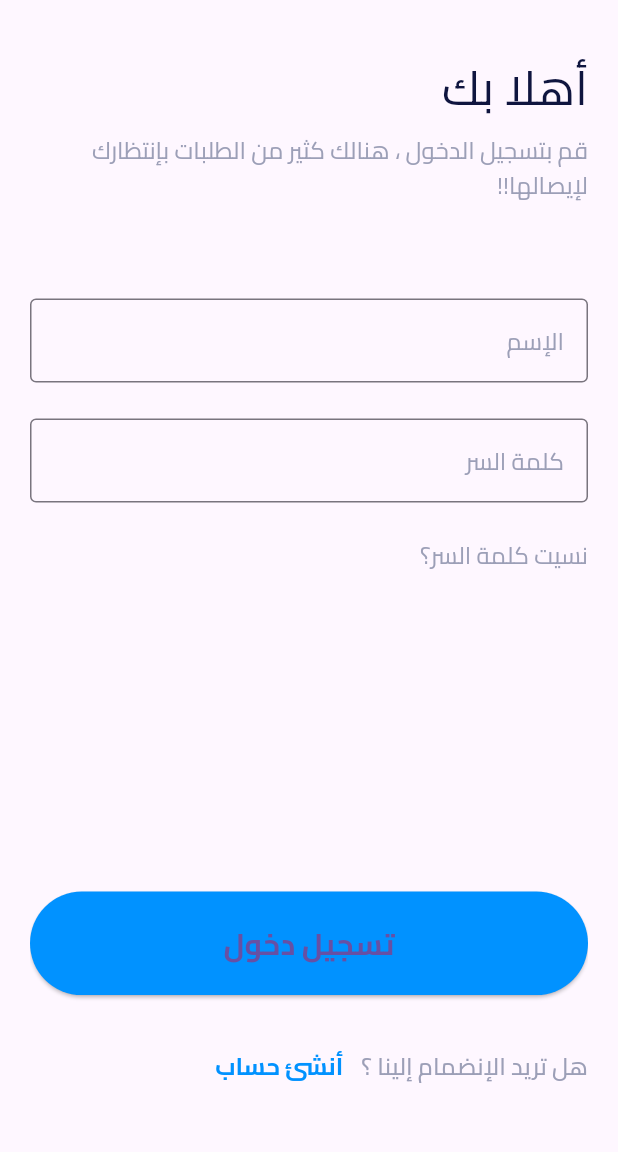
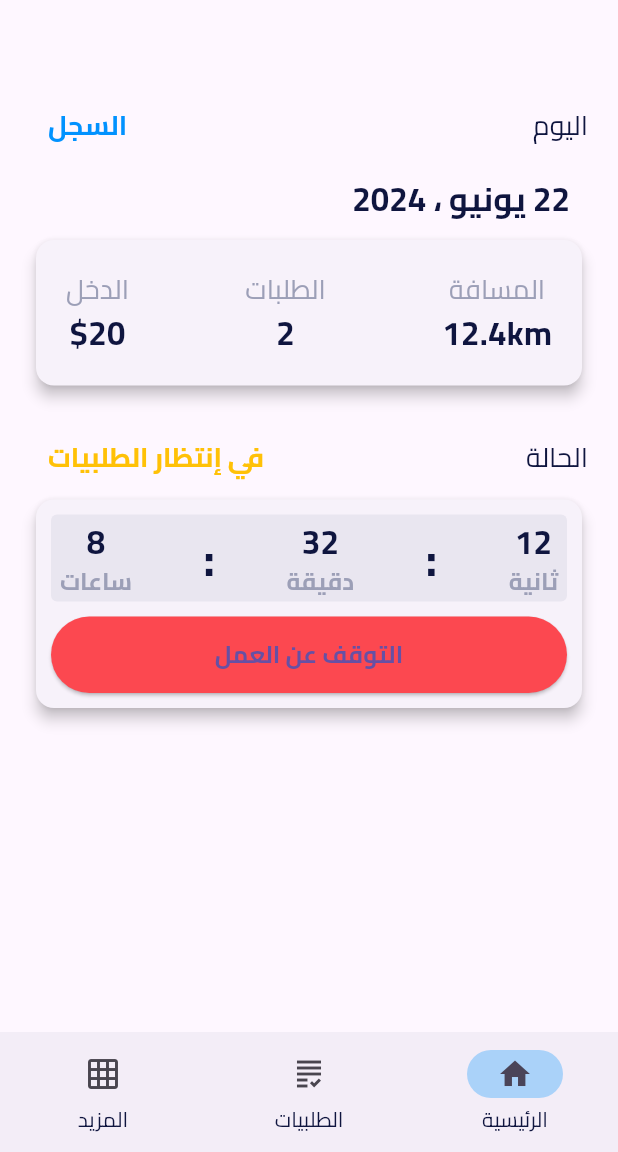
Before and after one commit to monzerabdullah/deliver_it_captin, a Flutter app: the screen it shows after launch, on a phone screen of 412 x 824 dp, the part 84-1236 px from its top. Run offline on Flutter 3.47's test engine with Material 3 defaults, Android fonts, the phone set to English and light mode, and no system bars; our stand-ins replace dotted_border, flutter_svg, smooth_page_indicator.

Commit message:
make basic navigation as navigation views

```diff
--- a/lib/constants.dart
+++ b/lib/constants.dart
@@ -8,3 +8,5 @@ const kPrimary = Color(0xFF0192ff);
 const kPrimaryText = Color(0xFF0F153F);
 
 const kSecondaryText = Color(0xFF9C9FB7);
+
+const kRed = Color(0xFFFC4850);
--- a/lib/main.dart
+++ b/lib/main.dart
@@ -1,15 +1,25 @@
 import 'package:deliver_it_captin/constants.dart';
+import 'package:deliver_it_captin/views/home_view.dart';
 import 'package:deliver_it_captin/views/login_view.dart';
+import 'package:deliver_it_captin/views/more_view.dart';
+import 'package:deliver_it_captin/views/orders_view.dart';
 import 'package:deliver_it_captin/widgets/nav_drawer.dart';
+import 'package:deliver_it_captin/widgets/view_selector.dart';
 import 'package:flutter/material.dart';
 
 void main() {
   runApp(const MyApp());
 }
 
-class MyApp extends StatelessWidget {
+class MyApp extends StatefulWidget {
   const MyApp({super.key});
 
+  @override
+  State<MyApp> createState() => _MyAppState();
+}
+
+class _MyAppState extends State<MyApp> {
+  int selectedIndex = 0;
   @override
   Widget build(BuildContext context) {
     return MaterialApp(
@@ -21,8 +31,35 @@ class MyApp extends StatelessWidget {
           appBar: AppBar(
             title: const Text('الرئيسية'),
           ),
-          body: const LoginView(),
+          body: const [
+            HomeView(),
+            Orders(),
+            MoreView(),
+          ][selectedIndex],
           drawer: const NavDrawer(),
+          bottomNavigationBar: NavigationBar(
+            selectedIndex: selectedIndex,
+            onDestinationSelected: (index) {
+              setState(() {
+                selectedIndex = index;
+              });
+            },
+            destinations: const [
+              NavigationDestination(
+                icon: Icon(Icons.home_outlined),
+                selectedIcon: Icon(Icons.home),
+                label: 'الرئيسية',
+              ),
+              NavigationDestination(
+                icon: Icon(Icons.grading),
+                label: 'الطلبيات',
+              ),
+              NavigationDestination(
+                icon: Icon(Icons.grid_on_outlined),
+                label: 'المزيد',
+              )
+            ],
+          ),
         ),
       ),
       theme: ThemeData(
@@ -43,6 +80,15 @@ class MyApp extends StatelessWidget {
             color: kPrimaryText,
           ),
         ),
+        navigationBarTheme: NavigationBarThemeData(
+          indicatorColor: kPrimary.withOpacity(.3),
+          labelTextStyle: const MaterialStatePropertyAll(
+            TextStyle(
+              fontFamily: 'Cairo',
+              color: kPrimaryText,
+            ),
+          ),
+        ),
       ),
     );
   }
--- /dev/null
+++ b/lib/views/home_view.dart
@@ -0,0 +1,92 @@
+import 'package:deliver_it_captin/constants.dart';
+import 'package:deliver_it_captin/widgets/day_data.dart';
+import 'package:deliver_it_captin/widgets/work_timer.dart';
+import 'package:flutter/material.dart';
+
+class HomeView extends StatelessWidget {
+  const HomeView({super.key});
+
+  @override
+  Widget build(BuildContext context) {
+    return Scaffold(
+      body: Padding(
+        padding: const EdgeInsets.symmetric(horizontal: 20),
+        child: Column(
+          crossAxisAlignment: CrossAxisAlignment.start,
+          children: [
+            const SizedBox(
+              height: 60,
+            ),
+            Row(
+              mainAxisAlignment: MainAxisAlignment.spaceBetween,
+              children: [
+                const Text(
+                  'اليوم',
+                  style: TextStyle(
+                    fontFamily: 'Cairo',
+                    fontSize: 18.0,
+                    color: kPrimaryText,
+                  ),
+                ),
+                TextButton(
+                  onPressed: () {},
+                  child: const Text(
+                    'السجل',
+                    style: TextStyle(
+                      fontFamily: 'Cairo',
+                      fontSize: 18.0,
+                      color: kPrimary,
+                      fontWeight: FontWeight.w600,
+                    ),
+                  ),
+                )
+              ],
+            ),
+            TextButton(
+              onPressed: () {},
+              child: const Text(
+                '22 يونيو ، 2024 ',
+                style: TextStyle(
+                  fontFamily: 'Cairo',
+                  fontSize: 22.0,
+                  color: kPrimaryText,
+                  fontWeight: FontWeight.bold,
+                ),
+              ),
+            ),
+            const DayData(),
+            const SizedBox(
+              height: 20,
+            ),
+            Row(
+              mainAxisAlignment: MainAxisAlignment.spaceBetween,
+              children: [
+                const Text(
+                  'الحالة',
+                  style: TextStyle(
+                    fontFamily: 'Cairo',
+                    fontSize: 18.0,
+                    color: kPrimaryText,
+                  ),
+                ),
+                TextButton(
+                  onPressed: () {},
+                  child: const Text(
+                    'في إنتظار الطلبيات',
+                    style: TextStyle(
+                      fontFamily: 'Cairo',
+                      fontSize: 18.0,
+                      color: Colors.amber,
+                      fontWeight: FontWeight.w600,
+                    ),
+                  ),
+                )
+              ],
+            ),
+            const WorkTimer(),
+          ],
+        ),
+      ),
+    );
+  }
+}
--- /dev/null
+++ b/lib/views/more_view.dart
@@ -0,0 +1,47 @@
+import 'package:deliver_it_captin/widgets/view_selector.dart';
+import 'package:flutter/material.dart';
+
+class MoreView extends StatelessWidget {
+  const MoreView({super.key});
+
+  @override
+  Widget build(BuildContext context) {
+    return Scaffold(
+      body: GridView.count(
+        crossAxisCount: 2,
+        mainAxisSpacing: 25.0,
+        crossAxisSpacing: 25.0,
+        padding: const EdgeInsets.symmetric(
+          vertical: 40,
+          horizontal: 20,
+        ),
+        children: const [
+          ViewSelector(
+            label: 'الملف الشخصي',
+            icon: Icons.account_circle_outlined,
+          ),
+          ViewSelector(
+            label: 'الإعدادات',
+            icon: Icons.settings_outlined,
+          ),
+          ViewSelector(
+            label: 'الدعم',
+            icon: Icons.headset_mic_outlined,
+          ),
+          ViewSelector(
+            label: 'سجل الرحلات',
+            icon: Icons.grading,
+          ),
+          ViewSelector(
+            label: 'التقييمات',
+            icon: Icons.star_border_outlined,
+          ),
+          ViewSelector(
+            label: 'تسجيل خروج',
+            icon: Icons.logout_outlined,
+          ),
+        ],
+      ),
+    );
+  }
+}
--- /dev/null
+++ b/lib/views/orders_view.dart
@@ -0,0 +1,14 @@
+import 'package:flutter/material.dart';
+
+class Orders extends StatelessWidget {
+  const Orders({super.key});
+
+  @override
+  Widget build(BuildContext context) {
+    return const Scaffold(
+      body: Center(
+        child: Text('Orders Page'),
+      ),
+    );
+  }
+}
--- a/lib/views/sign_continue_view.dart
+++ b/lib/views/sign_continue_view.dart
@@ -1,5 +1,6 @@
 import 'package:deliver_it_captin/constants.dart';
 import 'package:deliver_it_captin/views/login_view.dart';
+import 'package:deliver_it_captin/views/otp_view.dart';
 import 'package:dotted_border/dotted_border.dart';
 import 'package:flutter/material.dart';
 
@@ -113,7 +114,7 @@ class SignUpContinue extends StatelessWidget {
                         Navigator.push(
                             context,
                             MaterialPageRoute(
-                                builder: (context) => const SignUpContinue()));
+                                builder: (context) => const OtpConfirmation()));
                       },
                       style: ElevatedButton.styleFrom(
                         backgroundColor: kPrimary,
--- /dev/null
+++ b/lib/widgets/day_data.dart
@@ -0,0 +1,86 @@
+import 'package:deliver_it_captin/constants.dart';
+import 'package:flutter/material.dart';
+
+class DayData extends StatelessWidget {
+  const DayData({
+    super.key,
+  });
+
+  @override
+  Widget build(BuildContext context) {
+    return const Card(
+      elevation: 4.0,
+      child: Padding(
+        padding: EdgeInsets.symmetric(horizontal: 20, vertical: 20),
+        child: Row(
+          mainAxisAlignment: MainAxisAlignment.spaceBetween,
+          children: [
+            Column(
+              children: [
+                Text(
+                  'المسافة',
+                  style: TextStyle(
+                    fontFamily: 'Cairo',
+                    fontSize: 18.0,
+                    color: kSecondaryText,
+                  ),
+                ),
+                Text(
+                  '12.4km',
+                  style: TextStyle(
+                    fontFamily: 'Cairo',
+                    fontSize: 22.0,
+                    fontWeight: FontWeight.bold,
+                    color: kPrimaryText,
+                  ),
+                ),
+              ],
+            ),
+            Column(
+              children: [
+                Text(
+                  'الطلبات',
+                  style: TextStyle(
+                    fontFamily: 'Cairo',
+                    fontSize: 18.0,
+                    color: kSecondaryText,
+                  ),
+                ),
+                Text(
+                  '2',
+                  style: TextStyle(
+                    fontFamily: 'Cairo',
+                    fontSize: 22.0,
+                    fontWeight: FontWeight.bold,
+                    color: kPrimaryText,
+                  ),
+                ),
+              ],
+            ),
+            Column(
+              children: [
+                Text(
+                  'الدخل',
+                  style: TextStyle(
+                    fontFamily: 'Cairo',
+                    fontSize: 18.0,
+                    color: kSecondaryText,
+                  ),
+                ),
+                Text(
+                  '\$20',
+                  style: TextStyle(
+                    fontFamily: 'Cairo',
+                    fontSize: 22.0,
+                    fontWeight: FontWeight.bold,
+                    color: kPrimaryText,
+                  ),
+                ),
+              ],
+            )
+          ],
+        ),
+      ),
+    );
+  }
+}
--- /dev/null
+++ b/lib/widgets/view_selector.dart
@@ -0,0 +1,39 @@
+import 'package:flutter/material.dart';
+
+import 'package:deliver_it_captin/constants.dart';
+
+class ViewSelector extends StatelessWidget {
+  const ViewSelector({
+    super.key,
+    required this.label,
+    required this.icon,
+  });
+  final IconData icon;
+  final String label;
+  @override
+  Widget build(BuildContext context) {
+    return InkWell(
+      onTap: () {},
+      child: Card(
+        elevation: 4.0,
+        child: Column(
+          mainAxisAlignment: MainAxisAlignment.center,
+          children: [
+            Icon(
+              icon,
+              size: 70,
+              color: kPrimaryText,
+            ),
+            Text(
+              label,
+              style: const TextStyle(
+                fontFamily: 'Cairo',
+                fontSize: 22.0,
+              ),
+            ),
+          ],
+        ),
+      ),
+    );
+  }
+}
--- /dev/null
+++ b/lib/widgets/work_timer.dart
@@ -0,0 +1,136 @@
+import 'package:deliver_it_captin/constants.dart';
+import 'package:flutter/material.dart';
+
+class WorkTimer extends StatelessWidget {
+  const WorkTimer({
+    super.key,
+  });
+
+  @override
+  Widget build(BuildContext context) {
+    return Card(
+      elevation: 4.0,
+      child: Padding(
+        padding: const EdgeInsets.symmetric(horizontal: 10, vertical: 10),
+        child: Column(
+          children: [
+            Container(
+              padding: const EdgeInsets.symmetric(horizontal: 6, vertical: 2),
+              decoration: BoxDecoration(
+                color: kSecondaryText.withOpacity(.15),
+                borderRadius: BorderRadius.circular(4),
+              ),
+              child: const Row(
+                mainAxisAlignment: MainAxisAlignment.spaceBetween,
+                children: [
+                  Column(
+                    children: [
+                      Text(
+                        '12',
+                        style: TextStyle(
+                          fontFamily: 'Cairo',
+                          fontSize: 22.0,
+                          color: kPrimaryText,
+                          fontWeight: FontWeight.bold,
+                        ),
+                      ),
+                      Text(
+                        'ثانية',
+                        style: TextStyle(
+                          fontFamily: 'Cairo',
+                          fontSize: 16.0,
+                          color: kSecondaryText,
+                          fontWeight: FontWeight.bold,
+                        ),
+                      )
+                    ],
+                  ),
+                  Text(
+                    ':',
+                    style: TextStyle(
+                      fontFamily: 'Cairo',
+                      fontSize: 32.0,
+                      color: kPrimaryText,
+                      fontWeight: FontWeight.bold,
+                    ),
+                  ),
+                  Column(
+                    children: [
+                      Text(
+                        '32',
+                        style: TextStyle(
+                          fontFamily: 'Cairo',
+                          fontSize: 22.0,
+                          color: kPrimaryText,
+                          fontWeight: FontWeight.bold,
+                        ),
+                      ),
+                      Text(
+                        'دقيقة',
+                        style: TextStyle(
+                          fontFamily: 'Cairo',
+                          fontSize: 16.0,
+                          color: kSecondaryText,
+                          fontWeight: FontWeight.bold,
+                        ),
+                      )
+                    ],
+                  ),
+                  Text(
+                    ':',
+                    style: TextStyle(
+                      fontFamily: 'Cairo',
+                      fontSize: 32.0,
+                      color: kPrimaryText,
+                      fontWeight: FontWeight.bold,
+                    ),
+                  ),
+                  Column(
+                    children: [
+                      Text(
+                        '8',
+                        style: TextStyle(
+                          fontFamily: 'Cairo',
+                          fontSize: 22.0,
+                          color: kPrimaryText,
+                          fontWeight: FontWeight.bold,
+                        ),
+                      ),
+                      Text(
+                        'ساعات',
+                        style: TextStyle(
+                          fontFamily: 'Cairo',
+                          fontSize: 16.0,
+                          color: kSecondaryText,
+                          fontWeight: FontWeight.bold,
+                        ),
+                      )
+                    ],
+                  ),
+                ],
+              ),
+            ),
+            const SizedBox(
+              height: 10,
+            ),
+            ElevatedButton(
+              onPressed: () {},
+              style: ElevatedButton.styleFrom(
+                minimumSize: const Size.fromHeight(51),
+                backgroundColor: kRed,
+              ),
+              child: const Text(
+                'التوقف عن العمل',
+                style: TextStyle(
+                  fontFamily: 'Cairo',
+                  fontSize: 16.0,
+                  fontWeight: FontWeight.bold,
+                ),
+              ),
+            )
+          ],
+        ),
+      ),
+    );
+  }
+}
```
